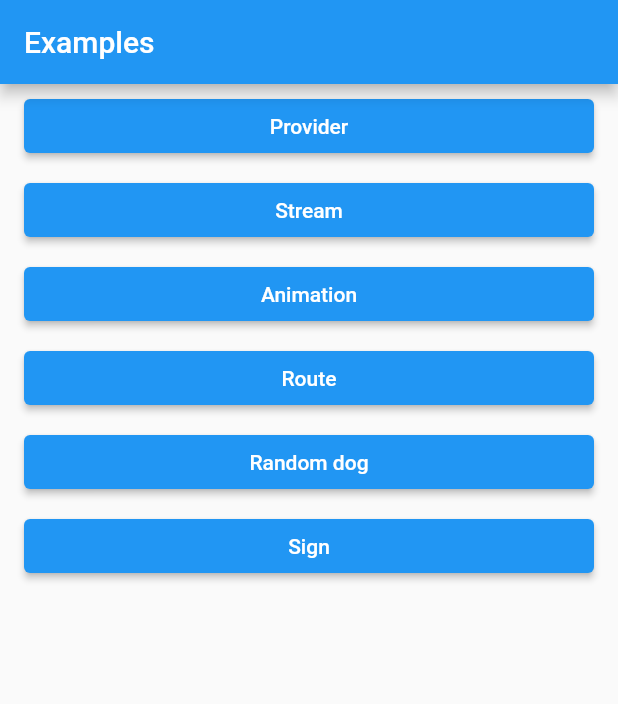
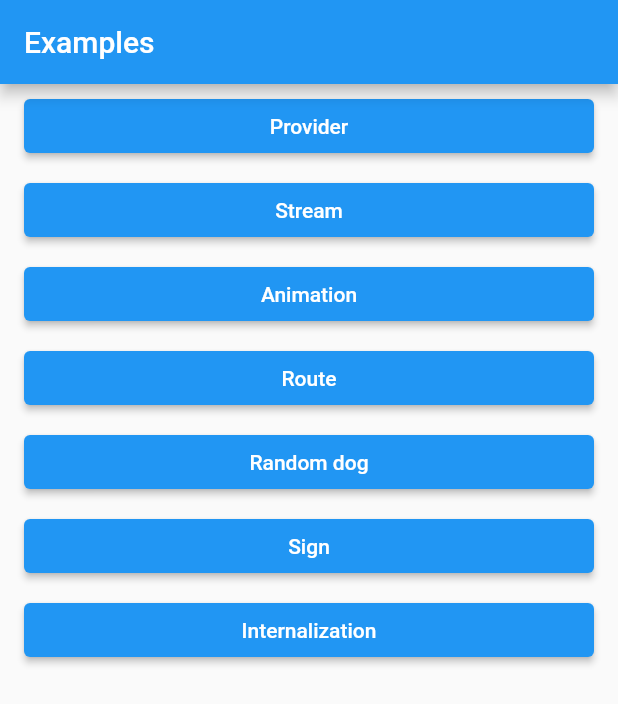
Before and after one commit to davicorpedev/learning, a Flutter app: the screen it shows after launch, on a phone screen of 412 x 824 dp. Shown: the top 704 px of the screen. Run offline on Flutter 3.47's test engine with Material 2 defaults, Android fonts, the phone set to English and light mode, and no system bars; our stand-ins replace bloc, dartz, equatable, flutter_bloc, get_it, video_player; generated files the repository leaves out were written again.

Commit message:
Internalization
Added support for English and Spanish

```diff
--- /dev/null
+++ b/l10n.yaml
@@ -0,0 +1,3 @@
+arb-dir: lib/presentation/l10n
+template-arb-file: app_en.arb
+output-localization-file: app_localizations.dart
--- a/lib/presentation/app.dart
+++ b/lib/presentation/app.dart
@@ -2,6 +2,7 @@ import 'package:flutter/material.dart';
 import 'package:flutter_bloc/flutter_bloc.dart';
 import 'package:learning_app/application/auth/auth_cubit.dart';
 import 'package:learning_app/injection_container.dart';
+import 'package:learning_app/presentation/internalization_common.dart';
 import 'package:learning_app/presentation/routes/route_generator.dart';
 import 'package:learning_app/presentation/routes/routes.dart';
 
@@ -12,15 +13,25 @@ class App extends StatelessWidget {
 
   @override
   Widget build(BuildContext context) {
-    return BlocProvider<AuthCubit>(
-      create: (context) => sl<AuthCubit>(),
-      child: MaterialApp(
-        title: 'Flutter Demo',
+    return MaterialApp(
+      title: 'Learning App',
       initialRoute: homePageRoute,
       onGenerateRoute: RouteGenerator.generateRoute,
       navigatorKey: _navigatorKey,
+      localizationsDelegates: [
+        GlobalCupertinoLocalizations.delegate,
+        GlobalMaterialLocalizations.delegate,
+        GlobalWidgetsLocalizations.delegate,
+        AppLocalizations.delegate,
+      ],
+      supportedLocales: [
+        const Locale('en', ''),
+        const Locale('es', ''),
+      ],
       builder: (context, child) {
-          return BlocListener<AuthCubit, AuthState>(
+        return BlocProvider<AuthCubit>(
+          create: (context) => sl<AuthCubit>(),
+          child: BlocListener<AuthCubit, AuthState>(
             child: child,
             listener: (_, state) {
               if (state is UserLoggedOut) {
@@ -30,13 +41,13 @@ class App extends StatelessWidget {
                 _navigator!.pushNamed(userDetailsPageRoute);
               }
             },
+          ),
         );
       },
       theme: ThemeData(
         primarySwatch: Colors.blue,
         visualDensity: VisualDensity.adaptivePlatformDensity,
       ),
-      ),
     );
   }
 }
--- /dev/null
+++ b/lib/presentation/internalization_common.dart
@@ -0,0 +1,2 @@
+export 'package:flutter_gen/gen_l10n/app_localizations.dart';
+export 'package:flutter_localizations/flutter_localizations.dart';
--- /dev/null
+++ b/lib/presentation/l10n/app_es.arb
@@ -0,0 +1,5 @@
+{
+  "hello": "¡Hola!",
+  "screenText": "Esta pantalla soporta diferentes idiomas",
+  "tryYourself": "Prueba cambiando el idioma de tu móvil a {language}"
+}
--- a/lib/presentation/pages/home/home_page.dart
+++ b/lib/presentation/pages/home/home_page.dart
@@ -77,6 +77,14 @@ class HomePage extends StatelessWidget {
                 },
               ),
             ),
+            ListTile(
+              title: ElevatedButton(
+                child: Text("Internalization"),
+                onPressed: () {
+                  Navigator.pushNamed(context, internalizationPageRoute);
+                },
+              ),
+            ),
           ],
         ),
       ),
--- a/lib/presentation/routes/route_generator.dart
+++ b/lib/presentation/routes/route_generator.dart
@@ -3,6 +3,7 @@ import 'package:learning_app/presentation/pages/animation/animation_page.dart';
 import 'package:learning_app/presentation/pages/auth/login/login_page.dart';
 import 'package:learning_app/presentation/pages/auth/user_details/user_details_page.dart';
 import 'package:learning_app/presentation/pages/home/home_page.dart';
+import 'package:learning_app/presentation/pages/internalization/internaliaztion_page.dart';
 import 'package:learning_app/presentation/pages/provider/provider_page.dart';
 import 'package:learning_app/presentation/pages/random_dog/random_dog_page.dart';
 import 'package:learning_app/presentation/pages/routes/route_page.dart';
@@ -57,6 +58,11 @@ class RouteGenerator {
           builder: (_) => UserDetailsPage(),
           settings: RouteSettings(name: userDetailsPageRoute),
         );
+      case internalizationPageRoute:
+        return MaterialPageRoute(
+          builder: (_) => InternalizationPage(),
+          settings: RouteSettings(name: internalizationPageRoute),
+        );
     }
 
     return _errorRoute();
--- a/lib/presentation/routes/routes.dart
+++ b/lib/presentation/routes/routes.dart
@@ -6,3 +6,4 @@ const String routePageRoute = '/route';
 const String randomDogPageRoute = '/random_dog';
 const String loginPageRoute = '/login';
 const String userDetailsPageRoute = '/userDetails';
+const String internalizationPageRoute = '/internalization';
--- a/pubspec.yaml
+++ b/pubspec.yaml
@@ -23,6 +23,8 @@ environment:
 dependencies:
   flutter:
     sdk: flutter
+  flutter_localizations:
+    sdk: flutter
 
   # The following adds the Cupertino Icons font to your application.
   # Use with the CupertinoIcons class for iOS style icons.
@@ -42,6 +44,8 @@ dependencies:
   mime: ^1.0.0
   #Video
   video_player: ^2.0.0
+  #Internalization
+  intl: ^0.17.0
 
 dev_dependencies:
   flutter_test:
@@ -61,6 +65,7 @@ flutter:
   # included with your application, so that you can use the icons in
   # the material Icons class.
   uses-material-design: true
+  generate: true
 
   # To add assets to your application, add an assets section, like this:
   # assets:
```
Also changed, not shown: lib/presentation/l10n/app_en.arb (added, +20 -0 lines), lib/presentation/pages/internalization/internaliaztion_page.dart (added, +39 -0 lines), pubspec.lock. Lines whose indentation alone changed are shown as unchanged.
